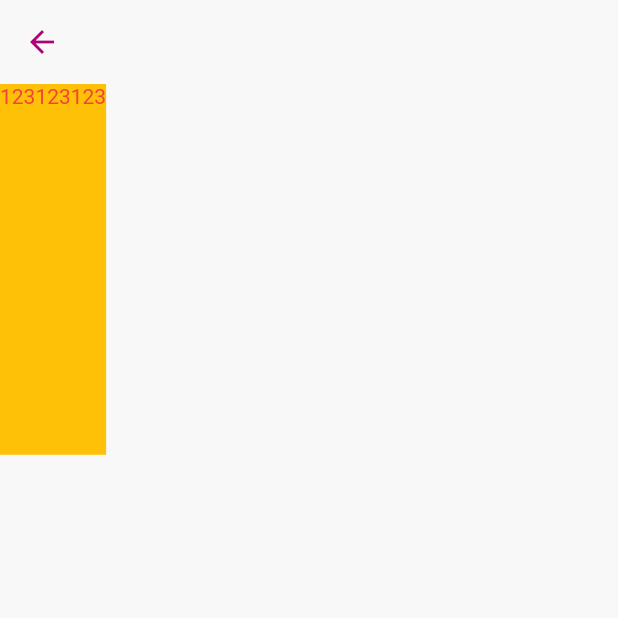
After one commit to agbabaumut/Store_App, a Flutter app: the DenemeView screen opened directly, on a phone screen of 412 x 824 dp, the top half of it. The commit adds this screen. Run offline on Flutter 3.47's test engine with Material 2 defaults, Android fonts, the phone set to English and light mode, and no system bars; our stand-ins replace card_swiper, fancy_shimmer_image, flutter_iconly, page_transition; network calls fail.

Commit message:
finished
 learned a lot of thins

```diff
--- /dev/null
+++ b/lib/screens/deneme_screen.dart
@@ -0,0 +1,30 @@
+import 'package:flutter/material.dart';
+
+class DenemeView extends StatefulWidget {
+  const DenemeView({Key? key}) : super(key: key);
+
+  @override
+  State<DenemeView> createState() => _DenemeViewState();
+}
+
+class _DenemeViewState extends State<DenemeView> {
+  @override
+  Widget build(BuildContext context) {
+    final size = MediaQuery.of(context).size;
+    return Scaffold(
+      appBar: AppBar(),
+      body: Column(
+        children: [
+          Container(
+            height: size.height * 0.3,
+            color: Colors.amber,
+            child: const Text(
+              "123123123",
+              style: TextStyle(color: Colors.red),
+            ),
+          )
+        ],
+      ),
+    );
+  }
+}
--- a/lib/screens/home_screen.dart
+++ b/lib/screens/home_screen.dart
@@ -57,9 +57,11 @@ getProduct();
       onTap: () {
         FocusScope.of(context).unfocus();
       },
-      child:productsList.isEmpty? const CircularProgressIndicator(): Scaffold(
+      child: productsList.isEmpty
+          ? const CircularProgressIndicator()
+          : Scaffold(
               appBar: AppBar(
-          title: const Text("Home"),
+                title: const Text("homee"),
                 leading: AppBarIcons(
                   function: () {
                     Navigator.push(
--- a/lib/services/api_handler.dart
+++ b/lib/services/api_handler.dart
@@ -15,7 +15,6 @@ class APIHandler {
       // print("V is ${v["title"]}");
       templist.add(v);
     }
-    print(templist);
 
     return ProductsModel.productFromSnapshot(templist);
   }
```
Also changed, not shown: lib/screens/feeds_screen.dart (+5 -3 lines), 5 other files. Lines whose indentation alone changed are shown as unchanged.
